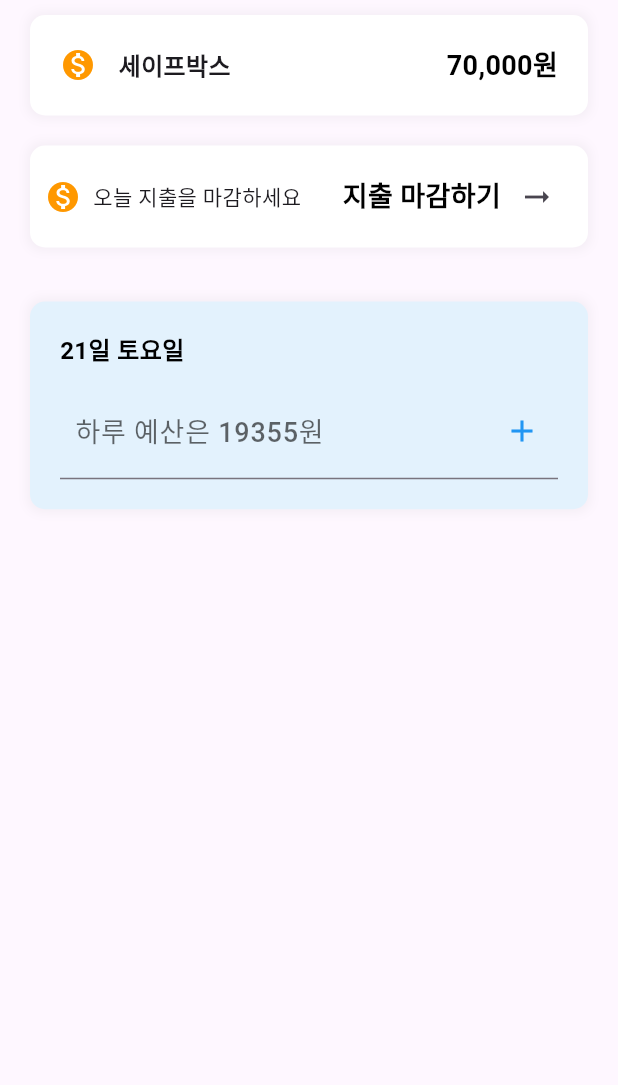
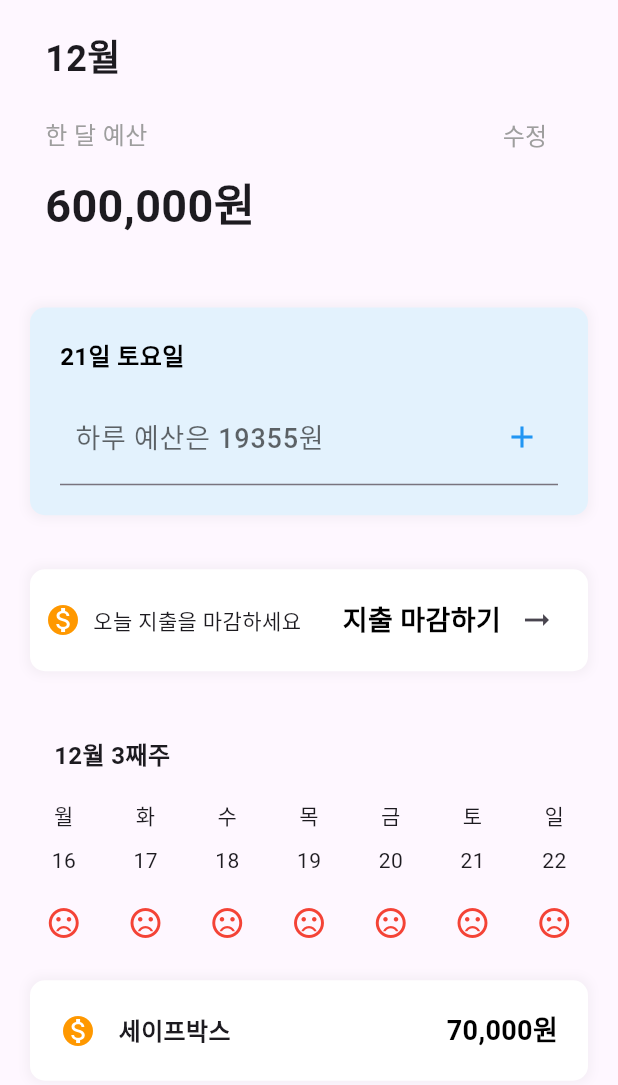
Before and after one commit to 2kihyuk/Flutter_Study, a Flutter app: the BudgetMain screen opened directly, on a phone screen of 412 x 824 dp. Shown: the top 1085 px of the screen. Run offline on Flutter 3.47's test engine with Material 3 defaults, Android fonts, the phone set to English and light mode, and no system bars; our stand-ins replace drift, geolocator, get_it, google_maps_flutter, image_picker, table_calendar and 2 more; missing offline and left inert: sqlite3; accounts and stored records are empty; generated files the repository leaves out were written again; Roboto replaces fonts that are missing (Pretendard); project files that could hold a hidden picture were left out.

Commit message:
Budget_main UI 80%

```diff
--- /dev/null
+++ b/fincare_practice/lib/Component/budget_main_top_slider.dart
@@ -0,0 +1,72 @@
+import 'package:flutter/material.dart';
+
+class BudgetMainTopSlider extends StatelessWidget {
+  const BudgetMainTopSlider({super.key});
+
+  @override
+  Widget build(BuildContext context) {
+    DateTime now = DateTime.now();
+
+    return Container(
+      padding: EdgeInsets.all(10),
+      margin: EdgeInsets.symmetric(vertical: 10, horizontal: 20),
+      width: double.infinity,
+      child: Column(
+        crossAxisAlignment: CrossAxisAlignment.start,
+        children: [
+          Text(
+            '${DateTime.now().month.toString()}월',
+            style: TextStyle(
+                fontFamily: 'Pretendard',
+                fontWeight: FontWeight.w700,
+                fontSize: 24),
+          ),
+
+          SizedBox(
+            height: 10.0,
+          ),
+
+          Row(
+            mainAxisAlignment: MainAxisAlignment.spaceBetween,
+            children: [
+              Text(
+                '한 달 예산',
+                style: TextStyle(
+                  fontFamily: 'Pretendard',
+                  fontSize: 16,
+                  color: Colors.grey,
+                ),
+              ),
+              TextButton(
+                style: TextButton.styleFrom(),
+                onPressed: () {},
+                child: Text(
+                  '수정',
+                  style: TextStyle(
+                    fontFamily: 'Pretendard',
+                    fontSize: 16,
+                    color: Colors.grey,
+                  ),
+                ),
+              ),
+            ],
+          ),
+
+          Text(
+            '600,000원',
+            style: TextStyle(
+              fontFamily: 'Pretendard',
+              fontWeight: FontWeight.w700,
+              fontSize: 30,
+            ),
+          ),
+
+          // Slider(
+          //   value: value,
+          //   onChanged: (){},
+          // )
+        ],
+      ),
+    );
+  }
+}
--- /dev/null
+++ b/fincare_practice/lib/Component/this_week_emotion.dart
@@ -0,0 +1,67 @@
+import 'package:flutter/material.dart';
+import 'package:intl/intl.dart';
+
+class ThisWeekEmotion extends StatelessWidget {
+  const ThisWeekEmotion({super.key});
+
+  @override
+  Widget build(BuildContext context) {
+    // 이번 주의 날짜 계산
+    DateTime now = DateTime.now();
+    DateTime startOfWeek = now.subtract(Duration(days: now.weekday - 1)); // 월요일
+    List<DateTime> daysOfWeek =
+        List.generate(7, (index) => startOfWeek.add(Duration(days: index)));
+
+    // 이번 주 몇째주인지 계산 (현재 기준으로 몇 번째 주)
+    int weekOfMonth = ((now.day - 1) / 7).floor() + 1;
+
+    // 요일을 월화수목금토일로 표시
+    List<String> dayNames = ['월', '화', '수', '목', '금', '토', '일'];
+
+    return SingleChildScrollView(
+      child: Column(
+        children: [
+          Row(
+            mainAxisAlignment: MainAxisAlignment.start,
+            children: [
+              Padding(
+                padding: const EdgeInsets.only(
+                    left: 36.0, top: 18.0, bottom: 18.0, right: 18.0),
+                child: Text(
+                  '${DateFormat('MM월').format(now)} ${weekOfMonth}째주', // 몇째주
+                  style: TextStyle(
+                    fontSize: 16,
+                    fontWeight: FontWeight.bold,
+                    fontFamily: 'Pretendard',
+                  ),
+                ),
+              ),
+            ],
+          ),
+          Row(
+            mainAxisAlignment: MainAxisAlignment.spaceEvenly,
+            children: List.generate(7, (index) {
+              String formattedDate = DateFormat('d').format(daysOfWeek[index]);
+              String dayOfWeek = dayNames[index]; // 월, 화, 수, ...
+              Icon icon =
+                  Icon(Icons.sentiment_very_dissatisfied, color: Colors.red);
+
+              return Column(
+                mainAxisAlignment: MainAxisAlignment.center,
+                children: [
+                  Text(dayOfWeek,
+                  style: TextStyle(fontFamily: 'Pretendard',),), // 요일 표시
+                  SizedBox(height: 10.0),
+                  Text(formattedDate,
+                  style: TextStyle(fontFamily: 'Pretendard',),), // 날짜 표시
+                  SizedBox(height: 20.0),
+                  icon, // 상태 아이콘 표시
+                ],
+              );
+            }),
+          ),
+        ],
+      ),
+    );
+  }
+}
--- a/fincare_practice/lib/main.dart
+++ b/fincare_practice/lib/main.dart
@@ -1,4 +1,6 @@
+import 'package:fincare_practice/screen/authentication_start.dart';
 import 'package:fincare_practice/screen/home_screen.dart';
+import 'package:fincare_practice/screen/login_page.dart';
 import 'package:flutter/material.dart';
 import 'package:intl/intl.dart';  // intl 패키지
 import 'package:intl/date_symbol_data_local.dart';
@@ -11,7 +13,7 @@ void main() async{
 
   runApp(
     MaterialApp(
-      home:HomeScreen(),
+      home:AuthenticationStart(),
     )
   );
 }
--- a/fincare_practice/lib/screen/budget_main.dart
+++ b/fincare_practice/lib/screen/budget_main.dart
@@ -1,6 +1,8 @@
+import 'package:fincare_practice/Component/budget_main_top_slider.dart';
 import 'package:fincare_practice/Component/end_spend.dart';
 import 'package:fincare_practice/Component/safebox.dart';
 import 'package:fincare_practice/Component/savebutton.dart';
+import 'package:fincare_practice/Component/this_week_emotion.dart';
 import 'package:fincare_practice/Component/today_expanse_decision.dart';
 import 'package:flutter/material.dart';
 
@@ -13,15 +15,17 @@ class BudgetMain extends StatelessWidget {
       body: SafeArea(
         child: Column(
           children: [
-
-
-            Safebox(),
-            EndSpend(),
             // Savebutton(content: '저장하기',),
+            BudgetMainTopSlider(),
             SizedBox(height: 16.0,),
             // Savebutton(content: '이메일로 시작하기'),
             TodayExpanseDecision(),
-
+            SizedBox(height: 16.0,),
+            EndSpend(),
+            SizedBox(height: 16.0,),
+            ThisWeekEmotion(),
+            SizedBox(height: 16.0,),
+            Safebox(),
           ],
         ),
       ),
--- a/fincare_practice/lib/screen/home_screen.dart
+++ b/fincare_practice/lib/screen/home_screen.dart
@@ -1,3 +1,4 @@
+import 'package:fincare_practice/Component/this_week_emotion.dart';
 import 'package:fincare_practice/screen/authentication_start.dart';
 import 'package:fincare_practice/screen/budget_main.dart';
 import 'package:fincare_practice/screen/calendar_Setting.dart';
@@ -23,6 +24,7 @@ class _HomeScreenState extends State<HomeScreen> {
     CalendarSetting(),
     NotificationSetting(),
     AuthenticationStart(),
+
     // LoginPage(),
   ];
 
```
Also changed, not shown: fincare_practice/lib/screen/authentication_start.dart (+14 -2 lines), fincare_practice/lib/screen/login_page.dart (+92 -84 lines).
